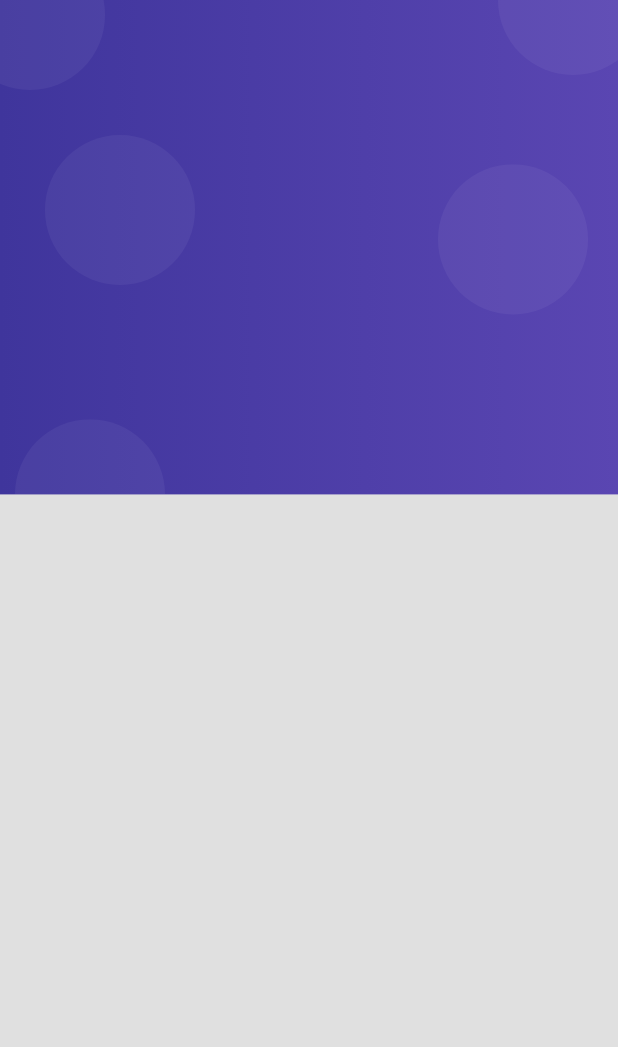
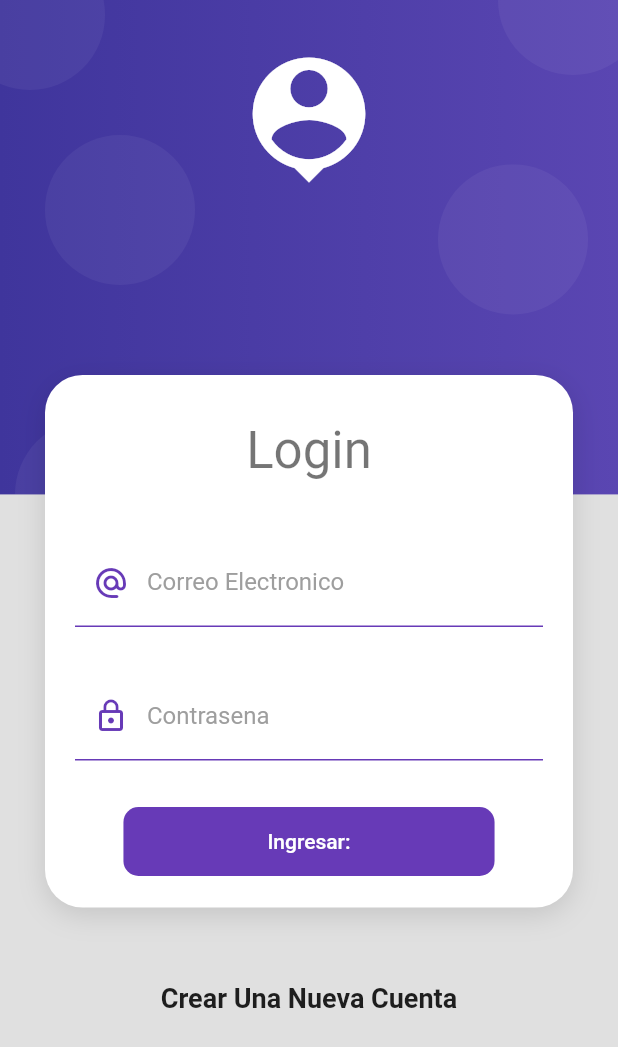
Before and after one commit to Jesus180Reyes/Login_app, a Flutter app: the screen it shows after launch, on a phone screen of 412 x 824 dp. Shown: the top 1047 px of the screen. Run offline on Flutter 3.47's test engine with Material 2 defaults, Android fonts, the phone set to English and light mode, and no system bars.

Commit message:
Nueva Actualizacion

```diff
--- a/productos_app/lib/screens/login_screen.dart
+++ b/productos_app/lib/screens/login_screen.dart
@@ -1,11 +1,102 @@
 import 'package:flutter/material.dart';
+import 'package:productos_app/ui/input_decorations.dart';
 import 'package:productos_app/widgets/auth_background.dart';
+import 'package:productos_app/widgets/card_container.dart';
 
 class LoginScreen extends StatelessWidget {
   @override
   Widget build(BuildContext context) {
     return Scaffold(
-      body: AuthBackground(),
+      body: AuthBackground(
+        child: SingleChildScrollView(
+          child: Column(
+            children: [
+              SizedBox(
+                height: 250,
+              ),
+              CardContainer(
+                child: Column(
+                  children: [
+                    SizedBox(height: 10),
+                    Text(
+                      'Login',
+                      style: Theme.of(context).textTheme.headline4,
+                    ),
+                    SizedBox(height: 39),
+                    LoginForm(),
+                  ],
+                ),
+              ),
+              SizedBox(height: 50),
+              Text(
+                'Crear Una Nueva Cuenta',
+                style: TextStyle(fontSize: 18, fontWeight: FontWeight.bold),
+              ),
+              SizedBox(height: 30)
+            ],
+          ),
+        ),
+      ),
     );
   }
 }
+
+class LoginForm extends StatelessWidget {
+  const LoginForm({Key? key}) : super(key: key);
+
+  @override
+  Widget build(BuildContext context) {
+    return Container(
+      child: Form(
+        child: Column(
+          children: [
+            TextFormField(
+              autocorrect: false,
+              keyboardType: TextInputType.emailAddress,
+              decoration: InputDecorations.authInputDecoration(
+                hintText: 'john@example.com',
+                labelText: 'Correo Electronico',
+                prefixIcon: Icons.alternate_email_rounded,
+              ),
+            ),
+            SizedBox(
+              height: 30,
+            ),
+            TextFormField(
+              obscureText: true,
+              autocorrect: false,
+              keyboardType: TextInputType.emailAddress,
+              decoration: InputDecorations.authInputDecoration(
+                hintText: '******',
+                labelText: 'Contrasena',
+                prefixIcon: Icons.lock_outline,
+              ),
+            ),
+            SizedBox(height: 30),
+            MaterialButton(
+              onPressed: () {},
+              shape: RoundedRectangleBorder(
+                borderRadius: BorderRadius.circular(10),
+              ),
+              disabledColor: Colors.grey,
+              elevation: 0,
+              color: Colors.deepPurple,
+              child: Container(
+                padding: EdgeInsets.symmetric(
+                  horizontal: 80,
+                  vertical: 15,
+                ),
+                child: Text(
+                  'Ingresar:',
+                  style: TextStyle(
+                    color: Colors.white,
+                  ),
+                ),
+              ),
+            ),
+          ],
+        ),
+      ),
+    );
+  }
+}
--- /dev/null
+++ b/productos_app/lib/ui/input_decorations.dart
@@ -0,0 +1,34 @@
+import 'package:flutter/material.dart';
+
+class InputDecorations {
+  static InputDecoration authInputDecoration({
+    required String hintText,
+    required String labelText,
+    IconData? prefixIcon,
+  }) {
+    return InputDecoration(
+        enabledBorder: UnderlineInputBorder(
+          borderSide: BorderSide(
+            color: Colors.deepPurple,
+          ),
+        ),
+        focusedBorder: UnderlineInputBorder(
+          borderSide: BorderSide(
+            color: Colors.deepPurple,
+            width: 2,
+          ),
+        ),
+        hintText: hintText,
+        labelText: labelText,
+        labelStyle: TextStyle(
+          color: Colors.grey,
+          // fontWeight: FontWeight.bold,
+        ),
+        prefixIcon: prefixIcon != null
+            ? Icon(
+                prefixIcon,
+                color: Colors.deepPurple,
+              )
+            : null);
+  }
+}
--- a/productos_app/lib/widgets/auth_background.dart
+++ b/productos_app/lib/widgets/auth_background.dart
@@ -1,6 +1,9 @@
 import 'package:flutter/material.dart';
 
 class AuthBackground extends StatelessWidget {
+  final Widget child;
+
+  const AuthBackground({Key? key, required this.child}) : super(key: key);
   @override
   Widget build(BuildContext context) {
     return Container(
@@ -10,7 +13,26 @@ class AuthBackground extends StatelessWidget {
       child: Stack(
         children: [
           _PurpleBox(),
+          _HeaderIcon(),
+          child,
         ],
+      ),
+    );
+  }
+}
+
+class _HeaderIcon extends StatelessWidget {
+  @override
+  Widget build(BuildContext context) {
+    return SafeArea(
+      child: Container(
+        margin: EdgeInsets.only(top: 30),
+        width: double.infinity,
+        child: Icon(
+          Icons.person_pin,
+          color: Colors.white,
+          size: 100,
+        ),
       ),
     );
   }
--- /dev/null
+++ b/productos_app/lib/widgets/card_container.dart
@@ -0,0 +1,33 @@
+import 'package:flutter/material.dart';
+
+class CardContainer extends StatelessWidget {
+  final Widget child;
+
+  const CardContainer({Key? key, required this.child}) : super(key: key);
+  @override
+  Widget build(BuildContext context) {
+    return Padding(
+      padding: EdgeInsets.symmetric(horizontal: 30),
+      child: Container(
+        width: double.infinity,
+        padding: EdgeInsets.all(20),
+        // height: 200,
+        // color: Colors.red,
+        decoration: _createBoxShape(),
+        child: child,
+      ),
+    );
+  }
+
+  BoxDecoration _createBoxShape() => BoxDecoration(
+        color: Colors.white,
+        borderRadius: BorderRadius.circular(25),
+        boxShadow: [
+          BoxShadow(
+            color: Colors.black12,
+            blurRadius: 15,
+            offset: Offset(0, 5),
+          ),
+        ],
+      );
+}
--- a/productos_app/lib/widgets/widgets.dart
+++ b/productos_app/lib/widgets/widgets.dart
@@ -1 +1,2 @@
 export 'package:productos_app/widgets/auth_background.dart';
+export 'package:productos_app/widgets/card_container.dart';
```
